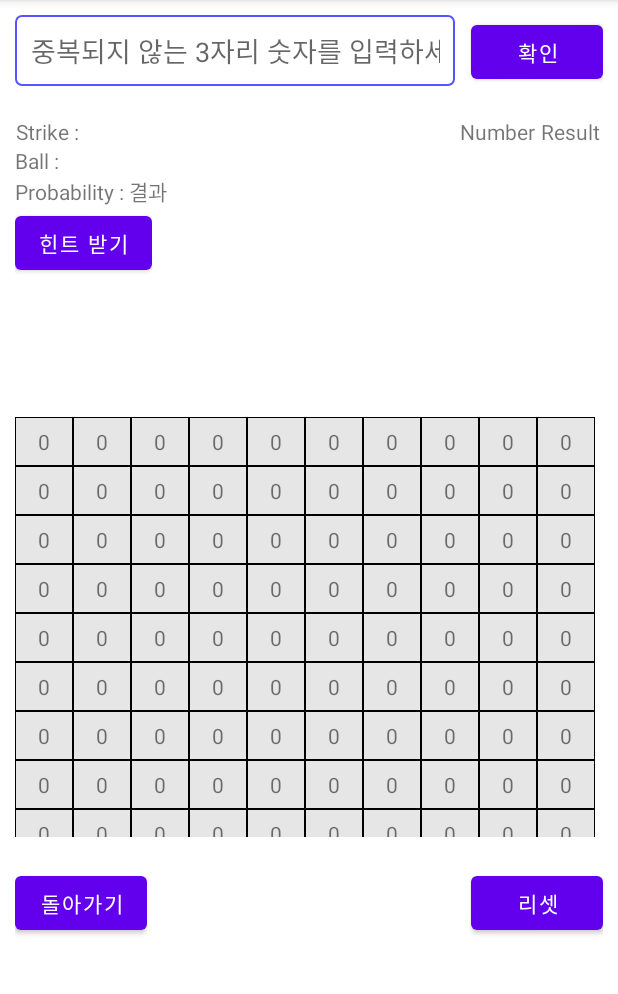
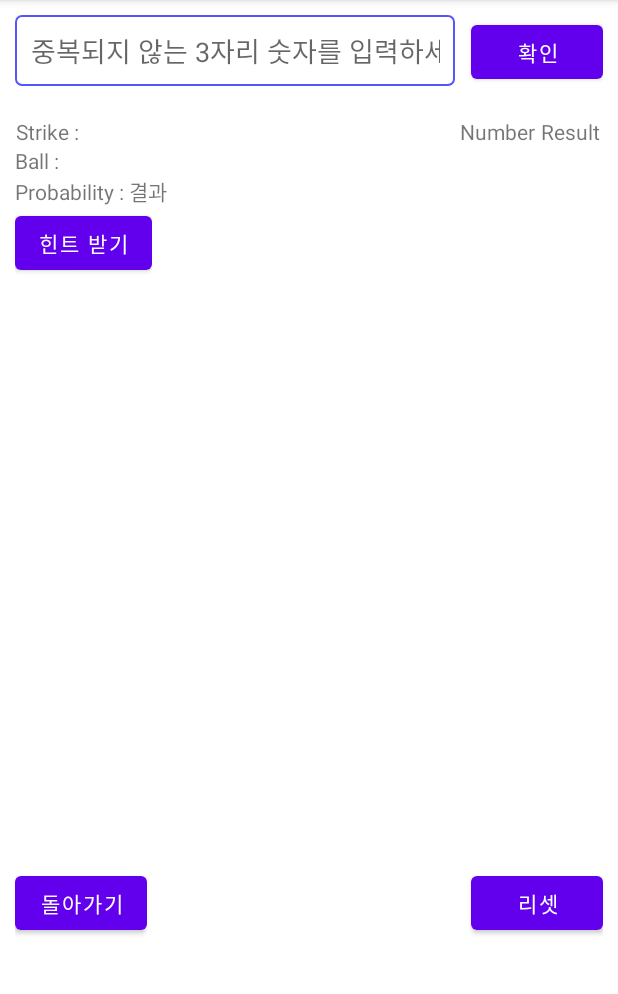
Before and after one commit to TeamWeakness/NumberBaseBall_APP, an Android app: the PlayballActivity screen opened directly, with no data from a screen before it, after a tap on "힌트 받기", on a phone screen of 412 x 824 dp, the part 84-1078 px from its top. Run offline under Robolectric (Android 15) with nearby library versions, the phone set to English and light mode, and no system bars; 1 statement that could not run was skipped.

Commit message:
2020-12-02 add reSet function !

```diff
--- a/app/src/main/java/com/weakness/numberbaseball/PlayballActivity.java
+++ b/app/src/main/java/com/weakness/numberbaseball/PlayballActivity.java
@@ -25,6 +25,7 @@ public class PlayballActivity extends AppCompatActivity implements TextView.OnEd
     Button playball_backBtn;
     Button playball_submitBtn;
     Button playball_hintBtn;
+    Button playball_resetBtn;
     EditText playball_inputNum;
     TextView playball_resStrike;
     TextView playball_resBall;
@@ -36,6 +37,7 @@ public class PlayballActivity extends AppCompatActivity implements TextView.OnEd
     public int firstNum;
     public int secondNum;
     public int thirdNum;
+    public String getNull;
 
     InputMethodManager keyManager;
 
@@ -80,11 +82,11 @@ public class PlayballActivity extends AppCompatActivity implements TextView.OnEd
 
             @Override
             public void onClick(View view) {
-                // 확인 버튼 클릭시 키보드를 내리기 위한 매니저
+                // 확인 버튼 클릭시 키보드(입력창)를 내리기 위한 매니저
                 keyManager = (InputMethodManager)getSystemService(INPUT_METHOD_SERVICE);
                 keyManager.hideSoftInputFromWindow(getCurrentFocus().getWindowToken(), InputMethodManager.HIDE_NOT_ALWAYS);
 
-                String getNull = playball_inputNum.getText().toString();
+                getNull = playball_inputNum.getText().toString();
                 if(getNull == null || getNull.equals(""))
                 {
                     Toast.makeText(PlayballActivity.this, "값을 입력하세요.", Toast.LENGTH_SHORT).show();
@@ -147,6 +149,12 @@ public class PlayballActivity extends AppCompatActivity implements TextView.OnEd
             public void onClick(View view) {
 
                 // 헬퍼
+                if(getNull == null || getNull.equals(""))
+                {
+                    Toast.makeText(PlayballActivity.this, "입력 후 힌트 확인이 가능합니다.", Toast.LENGTH_SHORT).show();
+                }
+                else
+                {
                     playball_tableL_hintTableL.setStretchAllColumns(true); // 축소 기능으로 자식 뷰의 개수 또는 크기가 넓어져서 부모의 크기를 넘어서도 각각 자식들의 열너비를 줄여 부모의 전체 크기를 채우도록 하는 속성
                     playball_tableL_hintTableL.setShrinkAllColumns(true); // 확장 기능으로 자식 뷰의 개수 또는 크기가 작아서 부모의 크기에 못미치더라도 각각의 자식들의 열너비를 늘여 부모의 전체 크기를 채우도록 하는 속성
                     TableRow tableRow = new TableRow(PlayballActivity.this);
@@ -156,14 +164,12 @@ public class PlayballActivity extends AppCompatActivity implements TextView.OnEd
 
                     // 여기에 c라이브러리 호출후 배열의 방갯수만큼만 포문 돌려서 화면에 뿌려주기 ㄱㄱ
                     playball_tableL_hintTableL.removeAllViewsInLayout();
-                hintRes = hint(firstNum,secondNum,thirdNum,Integer.parseInt(playball_resStrike.getText().toString()),Integer.parseInt(playball_resBall.getText().toString()));
+                    hintRes = hint(firstNum, secondNum, thirdNum, Integer.parseInt(playball_resStrike.getText().toString()), Integer.parseInt(playball_resBall.getText().toString()));
 
                     int cnt = 0;
 
-                for(int i = 0 ; i < 999; i++)
-                {
-                    if(hintRes[i] != -1)
-                    {
+                    for (int i = 0; i < 999; i++) {
+                        if (hintRes[i] != -1) {
                             TextView textView = new TextView(PlayballActivity.this);
                             //textView.setText(String.valueOf(random.nextInt(899)+100)); // 테스트 값
                             textView.setText(String.valueOf(hintRes[i]));
@@ -173,8 +179,7 @@ public class PlayballActivity extends AppCompatActivity implements TextView.OnEd
                             tableRow.addView(textView);
                             cnt++;
                         }
-                    if(cnt % 10 == 0)
-                    {
+                        if (cnt % 10 == 0) {
                             playball_tableL_hintTableL.addView(tableRow);
                             tableRow = new TableRow(PlayballActivity.this);
                             tableRow.setLayoutParams(new TableRow.LayoutParams(
@@ -187,6 +192,21 @@ public class PlayballActivity extends AppCompatActivity implements TextView.OnEd
                     tableRow.setLayoutParams(new TableRow.LayoutParams(
                             ViewGroup.LayoutParams.WRAP_CONTENT,
                             ViewGroup.LayoutParams.WRAP_CONTENT));
+                }
+            }
+        });
+
+        // 리셋 버튼 리스너
+        playball_resetBtn = findViewById(R.id.playball_btn_resetBtn);
+        playball_resetBtn.setOnClickListener(new View.OnClickListener(){
+            @Override
+            public void onClick(View view) {
+
+                playball_resStrike.setText("");
+                playball_resBall.setText("");
+                playball_tableL_hintTableL.removeAllViewsInLayout();
+                playball_tableL_historyTableL.removeAllViewsInLayout();
+                dataInit();
 
             }
         });
@@ -197,7 +217,6 @@ public class PlayballActivity extends AppCompatActivity implements TextView.OnEd
 
             @Override
             public void onClick(View view) {
-
                 playball_resultIntent = new Intent();
                 playball_resultIntent.putExtra("playball_back","playball에서 왔어요");
                 setResult(RESULT_OK,playball_resultIntent);
```
Lines whose indentation alone changed are shown as unchanged.
